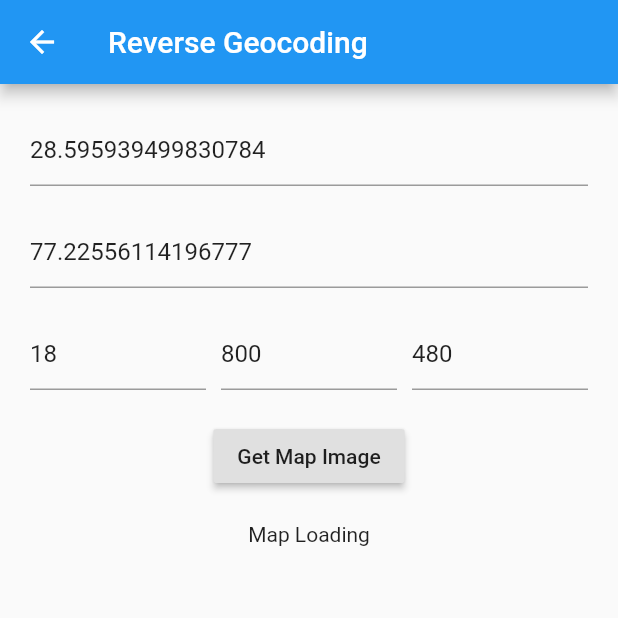
After one commit to nikhiladmin/mapmyindia-flutter, a Flutter app: the screen it shows after launch, after a tap on "Still Map Image", on a phone screen of 412 x 824 dp, the top half of it. The commit adds this screen. Run offline on Flutter 3.47's test engine with Material 2 defaults, Android fonts, the phone set to English and light mode, and no system bars; network calls fail.

Commit message:
Still map Image feature

```diff
--- /dev/null
+++ b/example/lib/StillMapImage/StillMapImage.dart
@@ -0,0 +1,114 @@
+import 'package:flutter/material.dart';
+import 'package:mapmyindia_flutter/mapmyindia_flutter.dart';
+
+class StillMapImage extends StatefulWidget {
+  @override
+  _StillMapImageState createState() => _StillMapImageState();
+}
+
+class _StillMapImageState extends State<StillMapImage> {
+  TextEditingController _centerLatitudeController;
+  TextEditingController _centerLongitudeController;
+  TextEditingController _zoomController;
+  TextEditingController _heightController;
+  TextEditingController _widthController;
+  String mapImageUrl;
+
+  @override
+  void initState() {
+    _centerLatitudeController =
+        TextEditingController(text: "28.595939499830784");
+    _centerLongitudeController =
+        TextEditingController(text: "77.22556114196777");
+    _zoomController = TextEditingController(text: "18");
+    _heightController = TextEditingController(text: "480");
+    _widthController = TextEditingController(text: "800");
+
+    super.initState();
+  }
+
+  @override
+  Widget build(BuildContext context) {
+    return Scaffold(
+        appBar: AppBar(title: Text("Reverse Geocoding")),
+        body: SingleChildScrollView(
+          child: Padding(
+            padding: const EdgeInsets.all(20),
+            child: Column(
+              children: [
+                TextField(
+                  controller: _centerLatitudeController,
+                  decoration: InputDecoration(hintText: "Center Latitude"),
+                ),
+                SizedBox(
+                  height: 20,
+                ),
+                TextField(
+                  controller: _centerLongitudeController,
+                  decoration: InputDecoration(hintText: "Center Longitude"),
+                ),
+                SizedBox(
+                  height: 20,
+                ),
+                Row(
+                  children: [
+                    Flexible(
+                      child: TextField(
+                        controller: _zoomController,
+                        decoration: InputDecoration(hintText: "Zoom"),
+                      ),
+                    ),
+                    SizedBox(
+                      width: 10,
+                    ),
+                    Flexible(
+                      child: TextField(
+                        controller: _widthController,
+                        decoration: InputDecoration(hintText: "Width"),
+                      ),
+                    ),
+                    SizedBox(
+                      width: 10,
+                    ),
+                    Flexible(
+                      child: TextField(
+                        controller: _heightController,
+                        decoration: InputDecoration(hintText: "Height"),
+                      ),
+                    ),
+                  ],
+                ),
+                SizedBox(
+                  height: 20,
+                ),
+                RaisedButton(
+                  child: Text("Get Map Image"),
+                  onPressed: () {
+                    setState(() {
+                      mapImageUrl = MapMyIndiaStillMap("[API_KEY]").getMapImage(
+                          double.parse(_centerLatitudeController.text),
+                          double.parse(_centerLongitudeController.text),
+                          height: int.parse(_heightController.text),
+                          markers: [
+                            [28.595939, 77.225561],
+                            [28.596000, 77.2255612]
+                          ],
+                          width: int.parse(_heightController.text),
+                          zoom: int.parse(_zoomController.text));
+                    });
+                  },
+                ),
+                SizedBox(
+                  height: 20,
+                ),
+                mapImageUrl != null
+                    ? Image.network(mapImageUrl)
+                    : SizedBox(
+                        child: Text("Map Loading"),
+                      )
+              ],
+            ),
+          ),
+        ));
+  }
+}
--- a/example/lib/main.dart
+++ b/example/lib/main.dart
@@ -1,4 +1,5 @@
 import 'package:example/Geocoding/reverse_geocding.dart';
+import 'package:example/StillMapImage/StillMapImage.dart';
 import 'package:flutter/material.dart';
 
 void main() {
@@ -12,19 +13,7 @@ class MyApp extends StatelessWidget {
     return MaterialApp(
       title: 'Flutter Demo',
       theme: ThemeData(
-        // This is the theme of your application.
-        //
-        // Try running your application with "flutter run". You'll see the
-        // application has a blue toolbar. Then, without quitting the app, try
-        // changing the primarySwatch below to Colors.green and then invoke
-        // "hot reload" (press "r" in the console where you ran "flutter run",
-        // or simply save your changes to "hot reload" in a Flutter IDE).
-        // Notice that the counter didn't reset back to zero; the application
-        // is not restarted.
         primarySwatch: Colors.blue,
-        // This makes the visual density adapt to the platform that you run
-        // the app on. For desktop platforms, the controls will be smaller and
-        // closer together (more dense) than on mobile platforms.
         visualDensity: VisualDensity.adaptivePlatformDensity,
       ),
       home: MyHomePage(title: 'Flutter Demo Home Page'),
@@ -48,16 +37,25 @@ class _MyHomePageState extends State<MyHomePage> {
       appBar: AppBar(
         title: Text("MapMyIndia"),
       ),
-      body: Column(
+      body: Center(
+        child: Column(
+          mainAxisAlignment: MainAxisAlignment.center,
           children: [
             RaisedButton(
-              child: Text("ReverseGeocoding"),
+                child: Text("Reverse Geocoding"),
                 onPressed: () {
                   // https://github.com/nikhiladmin/mapmyindia-flutter/blob/master/example/lib/Geocoding/reverse_geocding.dart
                   Navigator.push(context,
                       MaterialPageRoute(builder: (ctx) => ReverseGeocoding()));
                 }),
+            RaisedButton(
+                child: Text("Still Map Image"),
+                onPressed: () {
+                  Navigator.push(context,
+                      MaterialPageRoute(builder: (ctx) => StillMapImage()));
+                }),
           ],
+        ),
       ),
     );
   }
--- /dev/null
+++ b/lib/MapImage/src/MapmyIndiaStillmap.dart
@@ -0,0 +1,49 @@
+import 'package:mapmyindia_flutter/Exceptions/ClientSideException.dart';
+
+class MapMyIndiaStillMap {
+  static const String baseUrl = "http://apis.mapmyindia.com/advancedmaps/v1/";
+
+  // [apiKey] REST API licence key allocated to you by signing into our services and registering yourself as a developer (28 Char Alphanumeric).
+  String _apiKey;
+  MapMyIndiaStillMap(this._apiKey);
+  String getMapImage(
+    //[Required Parameter] a WGS-84 position coordinate that specifies the centre of the image requested.
+
+    double centerLatitude,
+    double centerLongitude,
+
+    // [Optional Parameter]
+    {
+    //optional markers that you may want to add to the map tile.  default Value [centerLatitude,centerLongitude]
+    List<List<double>> markers,
+    // The size of the image requested in pixels as <Width>x<Height>.
+    int width = 800,
+    int height = 480,
+
+    // The zoom level for which the image is requested. Ranges from 4 to 18 with 18 being the highest zoomed in level.
+    int zoom = 16,
+    // scale factor indicating retina or non-retina tiles. 0→non-retina tiles. 1→retina tiles.
+    bool ssf = true,
+  }) {
+    String markersData = "";
+    // default Value of markers [centerLatitude,centerLongitude]
+    if (markers == null) {
+      markers = [
+        [centerLatitude, centerLongitude]
+      ];
+    }
+    try {
+      markers.forEach((coordinates) {
+        if (coordinates.length != 2) {
+          throw ClientSideException(
+              "Markers coordinates must be in the form of [[latitude,longitude],[.. , ..],...]");
+        } else {
+          markersData += "${coordinates[0]},${coordinates[1]}|";
+        }
+      });
+      return ("$baseUrl${this._apiKey}/still_image?center=$centerLatitude,$centerLongitude&zoom=$zoom&size=${width}x$height&ssf=${ssf ? '1' : '0'}&markers=${markersData}>");
+    } catch (e) {
+      print(e.toString());
+    }
+  }
+}
--- a/lib/gecoding/src/MapmyindiaGeocoding.dart
+++ b/lib/gecoding/src/MapmyindiaGeocoding.dart
@@ -23,7 +23,7 @@ class MapMyIndiaGeocoding {
       }
       final response = await http.get(
           "$baseUrl${this._apiKey}/rev_geocode?lat=$latitude&lng=$longitude&region=$region");
-      print(response.statusCode);
+
       final jsonResponseData = json.decode(response.body);
       if (500 <= response.statusCode && response.statusCode <= 599) {
         throw ClientSideException(jsonResponseData["error_description"]);
--- a/lib/mapmyindia_flutter.dart
+++ b/lib/mapmyindia_flutter.dart
@@ -2,3 +2,4 @@ library mapmyindia_flutter;
 
 export './gecoding/src/MapmyindiaGeocoding.dart';
 export './gecoding/model/reverse_geocoding.dart';
+export './MapImage/src/MapmyIndiaStillmap.dart';
```
Also changed, not shown: example/pubspec.lock, 2 other files. Lines whose indentation alone changed are shown as unchanged.
